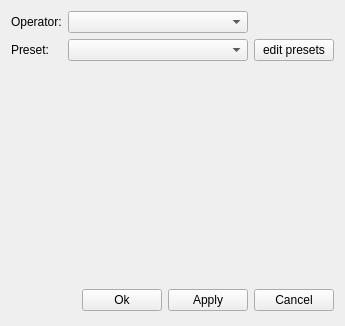
Qt form krita/plugins/extensions/tonemapping/wdgtonemappingdialog.ui (KDE/krita) before a commit.
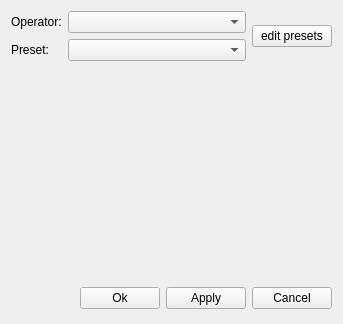
The same form after that commit.

Commit message: Changed the UI which contains labels and textfields into QFormLayout to set alignment issues

Diff of the .ui file:
```diff
--- a/krita/plugins/extensions/tonemapping/wdgtonemappingdialog.ui
+++ b/krita/plugins/extensions/tonemapping/wdgtonemappingdialog.ui
@@ -1,54 +1,61 @@
 <ui version="4.0" >
  <class>WdgToneMappingDialog</class>
- <widget class="QWidget" name="WdgToneMappingDialog" >
-  <property name="geometry" >
+ <widget class="QWidget" name="WdgToneMappingDialog">
+  <property name="geometry">
    <rect>
     <x>0</x>
     <y>0</y>
-    <width>345</width>
-    <height>326</height>
+    <width>343</width>
+    <height>324</height>
    </rect>
   </property>
-  <layout class="QVBoxLayout" >
+  <layout class="QVBoxLayout" name="verticalLayout">
    <item>
-    <layout class="QGridLayout" >
-     <item row="0" column="0" >
-      <widget class="QLabel" name="label" >
-       <property name="text" >
+    <layout class="QHBoxLayout" name="horizontalLayout">
+     <item>
+      <layout class="QFormLayout" name="formLayout">
+       <property name="rowWrapPolicy">
+        <enum>QFormLayout::WrapLongRows</enum>
+       </property>
+       <item row="0" column="0">
+        <widget class="QLabel" name="label">
+         <property name="text">
         <string>Operator:</string>
        </property>
       </widget>
      </item>
-     <item row="0" column="1" >
-      <widget class="QComboBox" name="comboBoxOperators" >
-       <property name="sizePolicy" >
-        <sizepolicy vsizetype="Fixed" hsizetype="MinimumExpanding" >
+       <item row="0" column="1">
+        <widget class="QComboBox" name="comboBoxOperators">
+         <property name="sizePolicy">
+          <sizepolicy hsizetype="MinimumExpanding" vsizetype="Fixed">
          <horstretch>0</horstretch>
          <verstretch>0</verstretch>
         </sizepolicy>
        </property>
       </widget>
      </item>
-     <item row="1" column="0" >
-      <widget class="QLabel" name="label_2" >
-       <property name="text" >
+       <item row="1" column="0">
+        <widget class="QLabel" name="label_2">
+         <property name="text">
         <string>Preset:</string>
        </property>
       </widget>
      </item>
-     <item row="1" column="1" >
-      <widget class="QComboBox" name="comboBoxPresets" >
-       <property name="sizePolicy" >
-        <sizepolicy vsizetype="Fixed" hsizetype="MinimumExpanding" >
+       <item row="1" column="1">
+        <widget class="QComboBox" name="comboBoxPresets">
+         <property name="sizePolicy">
+          <sizepolicy hsizetype="MinimumExpanding" vsizetype="Fixed">
          <horstretch>0</horstretch>
          <verstretch>0</verstretch>
         </sizepolicy>
        </property>
       </widget>
      </item>
-     <item row="1" column="2" >
-      <widget class="QPushButton" name="pushButtonEditPressets" >
-       <property name="text" >
+      </layout>
+     </item>
+     <item>
+      <widget class="QPushButton" name="pushButtonEditPressets">
+       <property name="text">
         <string>edit presets</string>
        </property>
       </widget>
@@ -56,10 +63,10 @@
     </layout>
    </item>
    <item>
-    <widget class="QWidget" native="1" name="centralWidgetHolder" />
+    <widget class="QWidget" name="centralWidgetHolder" native="true"/>
    </item>
    <item>
-    <layout class="QHBoxLayout" >
+    <layout class="QHBoxLayout">
      <item>
       <spacer>
        <property name="orientation" >
@@ -74,22 +81,22 @@
       </spacer>
      </item>
      <item>
-      <widget class="QPushButton" name="pushButtonOk" >
-       <property name="text" >
+      <widget class="QPushButton" name="pushButtonOk">
+       <property name="text">
         <string>Ok</string>
        </property>
       </widget>
      </item>
      <item>
-      <widget class="QPushButton" name="pushButtonApply" >
-       <property name="text" >
+      <widget class="QPushButton" name="pushButtonApply">
+       <property name="text">
         <string>Apply</string>
        </property>
       </widget>
      </item>
      <item>
-      <widget class="QPushButton" name="pushButtonCancel" >
-       <property name="text" >
+      <widget class="QPushButton" name="pushButtonCancel">
+       <property name="text">
         <string>Cancel</string>
        </property>
       </widget>
```
Left out of the diff: 7 changed lines with no effect on the pictures. Lines whose indentation alone changed are shown as unchanged. The commit also changes 91 other files.
